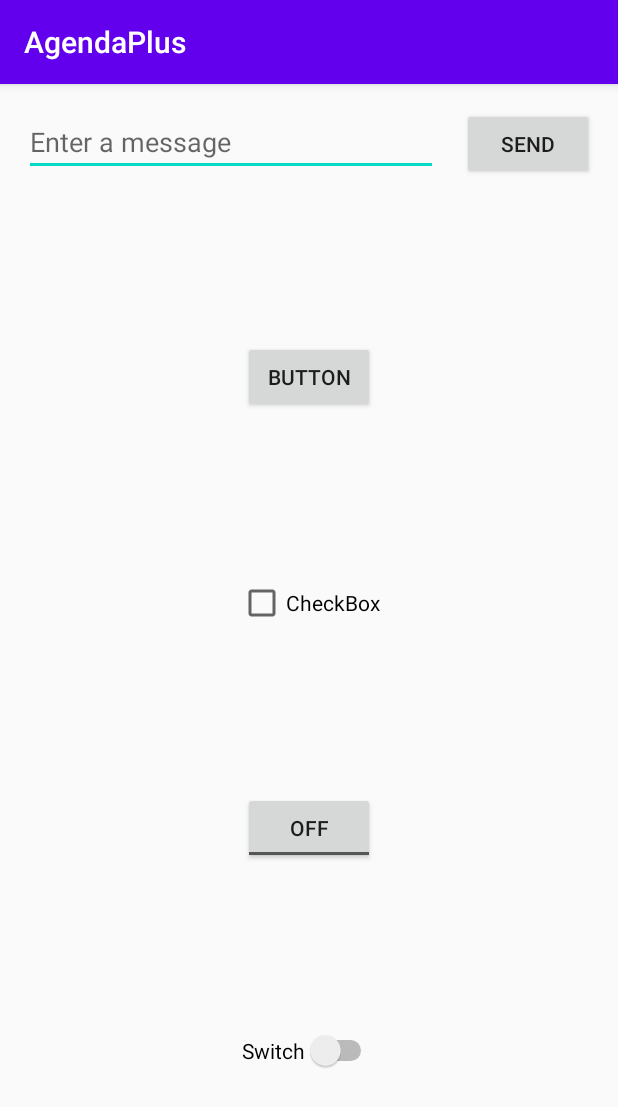
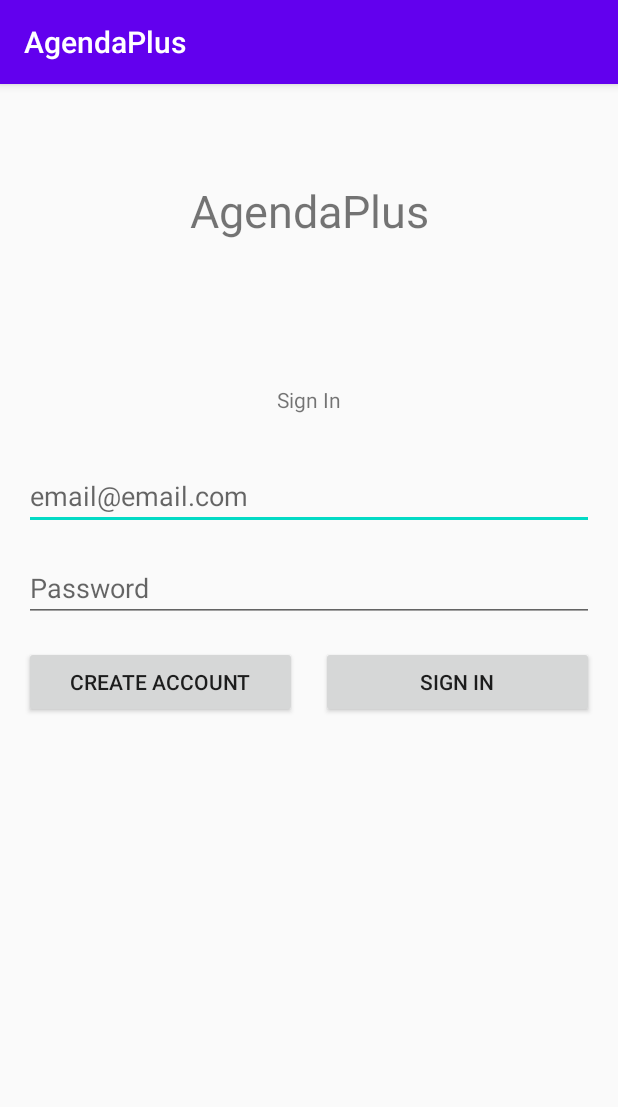
Before and after one commit to SauravC99/AgendaApp, an Android app: the screen it shows after launch (MainActivity), on a phone screen of 412 x 824 dp. Shown: the top 1107 px of the screen. Run offline under Robolectric (Android 15) with nearby library versions, the phone set to English and light mode, and no system bars.

Commit message:
Added log in menu

```diff
--- a/app/src/main/java/com/blackboxstudios/agendaplus/DisplayMessageActivity.java
+++ b/app/src/main/java/com/blackboxstudios/agendaplus/DisplayMessageActivity.java
@@ -8,10 +8,26 @@ import android.widget.TextView;
 
 public class DisplayMessageActivity extends AppCompatActivity {
 
-    String example = "This is a test to insert a string into a textView\n\n";
+    //String example = "This is a test to insert a string into a textView\n\n";
 
     @Override
     protected void onCreate(Bundle savedInstanceState) {
+        super.onCreate(savedInstanceState);
+        setContentView(R.layout.activity_display_message);
+
+        // Get the Intent that started this activity and extract the string
+        Intent intent = getIntent();
+        String userName = intent.getStringExtra(MainActivity.USERNAME_MESSAGE);
+        String pass = intent.getStringExtra(MainActivity.PASSWORD_MESSAGE);
+
+        // Capture the layout's TextView and set the string as its text
+        TextView textView = findViewById(R.id.textView);
+        textView.setText(userName);
+
+        TextView textView2 = findViewById(R.id.textView1);
+        textView2.setText(pass);
+
+        /*
         super.onCreate(savedInstanceState);
         setContentView(R.layout.activity_display_message);
 
@@ -22,5 +38,6 @@ public class DisplayMessageActivity extends AppCompatActivity {
         // Capture the layout's TextView and set the string as its text
         TextView textView = findViewById(R.id.textView);
         textView.setText(example + message);
+         */
     }
 }
--- a/app/src/main/java/com/blackboxstudios/agendaplus/MainActivity.java
+++ b/app/src/main/java/com/blackboxstudios/agendaplus/MainActivity.java
@@ -9,6 +9,9 @@ import android.widget.EditText;
 
 public class MainActivity extends AppCompatActivity {
     public static final String EXTRA_MESSAGE = "com.blackboxstudios.agendaplus.MESSAGE";
+    public static final String USERNAME_MESSAGE = "user";
+    public static final String PASSWORD_MESSAGE = "pass";
+
     @Override
     protected void onCreate(Bundle savedInstanceState) {
         super.onCreate(savedInstanceState);
@@ -18,10 +21,20 @@ public class MainActivity extends AppCompatActivity {
     /** Called when the user taps the Send button */
     public void sendMessage(View view) {
         Intent intent = new Intent(this, DisplayMessageActivity.class);
+
+        EditText userName = (EditText) findViewById(R.id.editTextTextEmailAddress);
+        EditText password = (EditText) findViewById(R.id.editTextTextPassword);
+        String messageUser = userName.getText().toString();
+        String messagePass = password.getText().toString();
+        intent.putExtra(USERNAME_MESSAGE, messageUser);
+        intent.putExtra(PASSWORD_MESSAGE, messagePass);
+        startActivity(intent);
+        /*
         EditText editText = (EditText) findViewById(R.id.editTextTextPersonName);
         String message = editText.getText().toString();
         intent.putExtra(EXTRA_MESSAGE, message);
         startActivity(intent);
+         */
     }
 
 }
--- a/app/src/main/res/layout/activity_display_message.xml
+++ b/app/src/main/res/layout/activity_display_message.xml
@@ -18,4 +18,16 @@
         app:layout_constraintEnd_toEndOf="parent"
         app:layout_constraintStart_toStartOf="parent"
         app:layout_constraintTop_toTopOf="parent" />
+
+    <TextView
+        android:id="@+id/textView1"
+        android:layout_width="wrap_content"
+        android:layout_height="wrap_content"
+        android:layout_marginTop="16dp"
+        android:text="TextView"
+        android:textAlignment="center"
+        android:textSize="24sp"
+        app:layout_constraintEnd_toEndOf="parent"
+        app:layout_constraintStart_toStartOf="parent"
+        app:layout_constraintTop_toBottomOf="@+id/textView" />
 </androidx.constraintlayout.widget.ConstraintLayout>
--- a/app/src/main/res/layout/activity_main.xml
+++ b/app/src/main/res/layout/activity_main.xml
@@ -6,75 +6,78 @@
     android:layout_height="match_parent"
     tools:context=".MainActivity">
 
+    <TextView
+        android:id="@+id/textView1"
+        android:layout_width="wrap_content"
+        android:layout_height="wrap_content"
+        android:layout_marginTop="64dp"
+        android:text="@string/app_name"
+        android:textAlignment="center"
+        android:textSize="30sp"
+        app:layout_constraintEnd_toEndOf="parent"
+        app:layout_constraintStart_toStartOf="parent"
+        app:layout_constraintTop_toTopOf="parent" />
+
     <EditText
-        android:id="@+id/editTextTextPersonName"
+        android:id="@+id/editTextTextEmailAddress"
+        android:layout_width="0dp"
+        android:layout_height="wrap_content"
+        android:layout_marginStart="16dp"
+        android:layout_marginTop="32dp"
+        android:layout_marginEnd="16dp"
+        android:ems="10"
+        android:hint="@string/edit_email"
+        android:inputType="textEmailAddress"
+        app:layout_constraintEnd_toEndOf="parent"
+        app:layout_constraintStart_toStartOf="parent"
+        app:layout_constraintTop_toBottomOf="@+id/textView2" />
+
+    <TextView
+        android:id="@+id/textView2"
+        android:layout_width="wrap_content"
+        android:layout_height="wrap_content"
+        android:layout_marginTop="96dp"
+        android:text="Sign In"
+        android:textAlignment="center"
+        app:layout_constraintEnd_toEndOf="parent"
+        app:layout_constraintStart_toStartOf="parent"
+        app:layout_constraintTop_toBottomOf="@+id/textView1" />
+
+    <EditText
+        android:id="@+id/editTextTextPassword"
         android:layout_width="0dp"
         android:layout_height="wrap_content"
         android:layout_marginStart="16dp"
         android:layout_marginTop="16dp"
+        android:layout_marginEnd="16dp"
         android:ems="10"
-        android:hint="@string/edit_message"
-        android:inputType="textPersonName"
-        app:layout_constraintEnd_toStartOf="@+id/button"
-        app:layout_constraintHorizontal_bias="0.5"
+        android:hint="@string/edit_password"
+        android:inputType="textPassword"
+        app:layout_constraintEnd_toEndOf="parent"
         app:layout_constraintStart_toStartOf="parent"
-        app:layout_constraintTop_toTopOf="parent" />
+        app:layout_constraintTop_toBottomOf="@+id/editTextTextEmailAddress" />
 
     <Button
-        android:id="@+id/button"
-        android:layout_width="wrap_content"
+        android:id="@+id/createAccountButton"
+        android:layout_width="0dp"
         android:layout_height="wrap_content"
         android:layout_marginStart="16dp"
+        android:layout_marginTop="16dp"
+        android:layout_marginEnd="16dp"
+        android:text="@string/button_createAcc"
+        app:layout_constraintEnd_toStartOf="@+id/signInButton"
+        app:layout_constraintStart_toStartOf="parent"
+        app:layout_constraintTop_toBottomOf="@+id/editTextTextPassword" />
+
+    <Button
+        android:id="@+id/signInButton"
+        android:layout_width="0dp"
+        android:layout_height="wrap_content"
         android:layout_marginEnd="16dp"
         android:onClick="sendMessage"
-        android:text="@string/button_send"
-        app:layout_constraintBaseline_toBaselineOf="@+id/editTextTextPersonName"
+        android:text="@string/button_signIn"
+        app:layout_constraintBaseline_toBaselineOf="@+id/createAccountButton"
         app:layout_constraintEnd_toEndOf="parent"
-        app:layout_constraintHorizontal_bias="0.5"
-        app:layout_constraintStart_toEndOf="@+id/editTextTextPersonName" />
-
-    <Button
-        android:id="@+id/button2"
-        android:layout_width="wrap_content"
-        android:layout_height="wrap_content"
-        android:text="Button"
-        app:layout_constraintBottom_toTopOf="@+id/checkBox"
-        app:layout_constraintEnd_toEndOf="parent"
-        app:layout_constraintHorizontal_bias="0.5"
-        app:layout_constraintStart_toStartOf="parent"
-        app:layout_constraintTop_toBottomOf="@+id/editTextTextPersonName" />
-
-    <CheckBox
-        android:id="@+id/checkBox"
-        android:layout_width="wrap_content"
-        android:layout_height="wrap_content"
-        android:text="CheckBox"
-        app:layout_constraintBottom_toTopOf="@+id/toggleButton"
-        app:layout_constraintEnd_toEndOf="parent"
-        app:layout_constraintHorizontal_bias="0.5"
-        app:layout_constraintStart_toStartOf="parent"
-        app:layout_constraintTop_toBottomOf="@+id/button2" />
-
-    <ToggleButton
-        android:id="@+id/toggleButton"
-        android:layout_width="wrap_content"
-        android:layout_height="wrap_content"
-        android:text="ToggleButton"
-        app:layout_constraintBottom_toTopOf="@+id/switch1"
-        app:layout_constraintEnd_toEndOf="parent"
-        app:layout_constraintHorizontal_bias="0.5"
-        app:layout_constraintStart_toStartOf="parent"
-        app:layout_constraintTop_toBottomOf="@+id/checkBox" />
-
-    <Switch
-        android:id="@+id/switch1"
-        android:layout_width="wrap_content"
-        android:layout_height="wrap_content"
-        android:text="Switch"
-        app:layout_constraintBottom_toBottomOf="parent"
-        app:layout_constraintEnd_toEndOf="parent"
-        app:layout_constraintHorizontal_bias="0.5"
-        app:layout_constraintStart_toStartOf="parent"
-        app:layout_constraintTop_toBottomOf="@+id/toggleButton" />
+        app:layout_constraintStart_toEndOf="@+id/createAccountButton" />
 
 </androidx.constraintlayout.widget.ConstraintLayout>
--- a/app/src/main/res/values/strings.xml
+++ b/app/src/main/res/values/strings.xml
@@ -2,4 +2,8 @@
     <string name="app_name">AgendaPlus</string>
     <string name="edit_message">Enter a message</string>
     <string name="button_send">Send</string>
+    <string name="edit_email">email@email.com</string>
+    <string name="edit_password">Password</string>
+    <string name="button_signIn">Sign In</string>
+    <string name="button_createAcc">Create Account</string>
 </resources>
```
